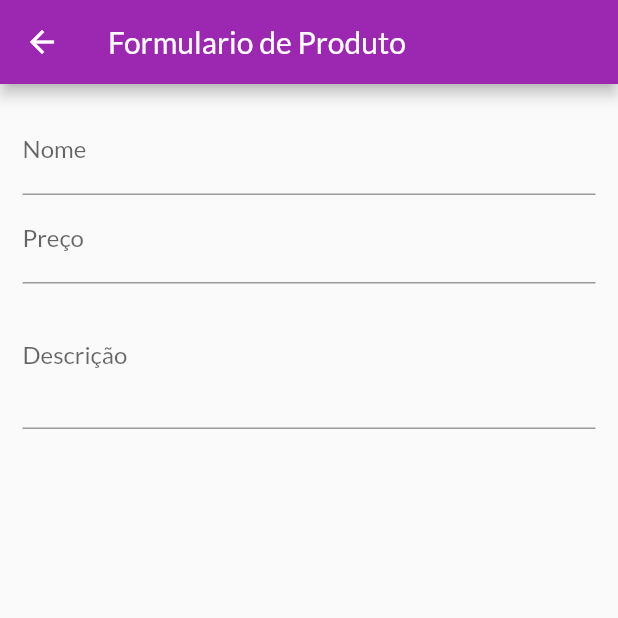
After one commit to VitorLucas007/shop, a Flutter app: the ProductFormPge screen opened by its route, on a phone screen of 412 x 824 dp, the top half of it. The commit adds this screen. Run offline on Flutter 3.47's test engine with Material 3 defaults, Android fonts, the phone set to English and light mode, and no system bars; network calls fail.

Commit message:
atulizações nos arquivos e implementação de novos arquivos

```diff
--- a/lib/components/product_grid.dart
+++ b/lib/components/product_grid.dart
@@ -1,6 +1,6 @@
 import 'package:flutter/material.dart';
 import 'package:provider/provider.dart';
-import 'package:shop/components/product_item.dart';
+import 'package:shop/components/product_grid_item.dart';
 import 'package:shop/models/product.dart';
 import 'package:shop/models/product_list.dart';
 
@@ -24,7 +24,7 @@ class ProductGrid extends StatelessWidget {
       itemBuilder: (context, index) {
         return ChangeNotifierProvider.value(
           value: loadedProducts[index],
-          child: ProductItem(),
+          child: ProductGridItem(),
         );
       },
     );
--- a/lib/main.dart
+++ b/lib/main.dart
@@ -5,6 +5,8 @@ import 'package:shop/models/order_list.dart';
 import 'package:shop/models/product_list.dart';
 import 'package:shop/pages/cart_page.dart';
 import 'package:shop/pages/orders_page.dart';
+import 'package:shop/pages/product_form_pge.dart';
+import 'package:shop/pages/product_page.dart';
 import 'package:shop/pages/products_detail_page.dart';
 import 'package:shop/pages/products_overview_page.dart';
 import 'package:shop/utils/app_routes.dart';
@@ -42,6 +44,8 @@ class MyApp extends StatelessWidget {
           AppRoutes.productDetail: (context) => ProductsDetailPage(),
           AppRoutes.cart: (context) => CartPage(),
           AppRoutes.orders: (context) => OrdersPage(),
+          AppRoutes.products: (context) => ProductPage(),
+          AppRoutes.products_form: (context) => ProductFormPge(),
 
         },
       ),
--- a/lib/models/product_list.dart
+++ b/lib/models/product_list.dart
@@ -8,6 +8,10 @@ class ProductList with ChangeNotifier {
   List<Product> get items => [..._items];
   List<Product> get favoriteItems =>
       _items.where((prod) => prod.isFavorite).toList();
+
+  int get itemsCount {
+    return _items.length;
+  }
 
   void addProduct(Product product) {
     _items.add(product);
--- /dev/null
+++ b/lib/pages/product_form_pge.dart
@@ -0,0 +1,59 @@
+import 'package:flutter/material.dart';
+
+class ProductFormPge extends StatefulWidget {
+  const ProductFormPge({super.key});
+
+  @override
+  State<ProductFormPge> createState() => _ProductFormPgeState();
+}
+
+class _ProductFormPgeState extends State<ProductFormPge> {
+  final _priceFocus = FocusNode();
+  final _descriptionFocus = FocusNode();
+
+  @override
+  void dispose() {
+    super.dispose();
+    _priceFocus.dispose();
+    _descriptionFocus.dispose();
+  }
+
+  @override
+  Widget build(BuildContext context) {
+    return Scaffold(
+      appBar: AppBar(title: Text('Formulario de Produto')),
+      body: Padding(
+        padding: const EdgeInsets.all(15.0),
+        child: Form(
+          child: ListView(
+            children: [
+              TextFormField(
+                decoration: InputDecoration(labelText: 'Nome'),
+                textInputAction: TextInputAction.next,
+                onFieldSubmitted: (_) {
+                  Focus.of(context).requestFocus(_priceFocus);
+                },
+              ),
+              TextFormField(
+                decoration: InputDecoration(labelText: 'Preço'),
+                textInputAction: TextInputAction.next,
+                focusNode: _priceFocus,
+                keyboardType: TextInputType.numberWithOptions(decimal: true),
+                onFieldSubmitted: (value) {
+                  FocusScope.of(context).requestFocus(_descriptionFocus);
+                },
+              ),
+              TextFormField(
+                decoration: InputDecoration(labelText: 'Descrição'),
+                textInputAction: TextInputAction.next,
+                focusNode: _descriptionFocus,
+                keyboardType: TextInputType.multiline,
+                maxLines: 3,
+              ),
+            ],
+          ),
+        ),
+      ),
+    );
+  }
+}
--- a/lib/utils/app_routes.dart
+++ b/lib/utils/app_routes.dart
@@ -3,5 +3,7 @@ class AppRoutes {
   static const productDetail = '/product-detail';
   static const cart = '/cart';
   static const orders = '/orders';
+  static const products = '/products';
+  static const products_form = '/products_form';
 
 }
```
Also changed, not shown: lib/components/app_drawer.dart (+9 -0 lines), lib/components/cart_item.dart (+28 -1 lines), lib/components/product_grid_item.dart (added, +67 -0 lines), lib/components/product_item.dart (+23 -40 lines), lib/models/cart.dart (+23 -1 lines), lib/pages/product_page.dart (added, +39 -0 lines), pubspec.lock.
